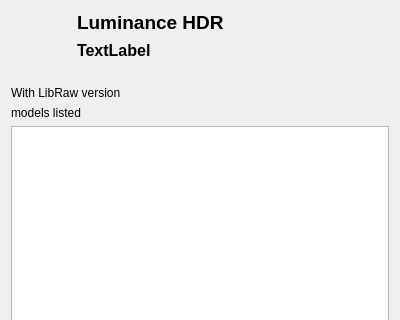
Qt form src/UI/SupportedCamerasDialog.ui (LuminanceHDR/LuminanceHDR) before a commit; both pictures show x 0 to 400 and y 0 to 320 of the 400 by 581 pixel window.
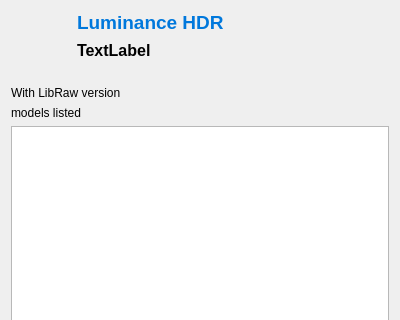
The same form after that commit. Icons and pictures are not drawn.

Commit message: [Luminance HDR]: fix "Dark Theme"

The edit to the form file:
```diff
--- a/src/UI/SupportedCamerasDialog.ui
+++ b/src/UI/SupportedCamerasDialog.ui
@@ -104,7 +104,7 @@
         </font>
        </property>
        <property name="text">
-        <string>&lt;b&gt;Luminance HDR&lt;/b&gt;</string>
+        <string>&lt;html&gt;&lt;head/&gt;&lt;body&gt;&lt;p&gt;&lt;span style=&quot; font-weight:600; color:#0078dc;&quot;&gt;Luminance HDR&lt;/span&gt;&lt;/p&gt;&lt;/body&gt;&lt;/html&gt;</string>
        </property>
        <property name="textFormat">
         <enum>Qt::RichText</enum>
```
The commit also changes 2 other files.
